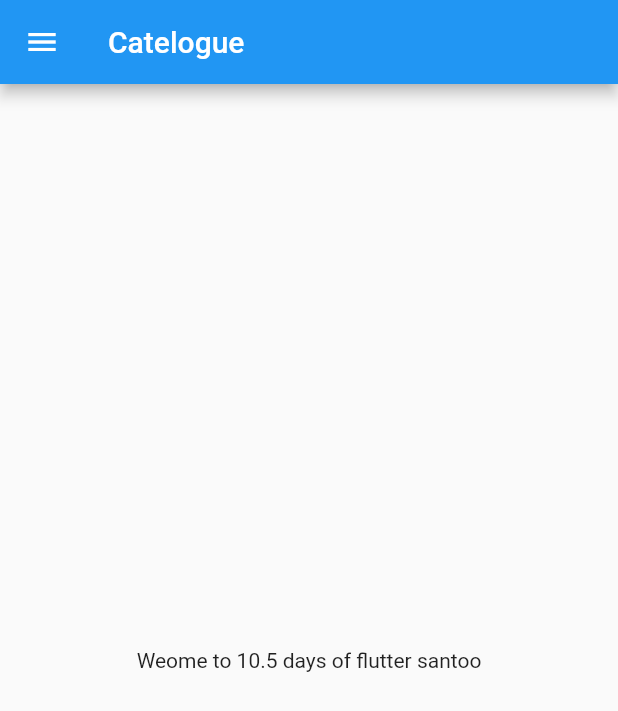
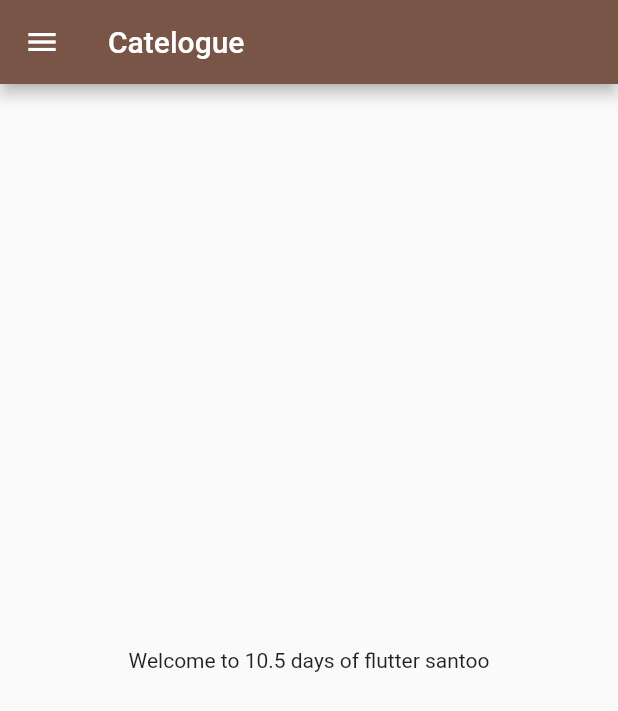
Before and after one commit to santoo-sharma0777/flutter, a Flutter app: the screen it shows after launch, on a phone screen of 412 x 824 dp. Shown: the top 711 px of the screen. Run offline on Flutter 3.47's test engine with Material 2 defaults, Android fonts, the phone set to English and light mode, and no system bars.

Commit message:
Day3 Completed

```diff
--- a/lib/main.dart
+++ b/lib/main.dart
@@ -1,5 +1,6 @@
 import 'package:flutter/material.dart';
-import 'package:flutter_catelogue/home_page.dart';
+import 'package:flutter_catelogue/pages/home_page.dart';
+import 'package:flutter_catelogue/pages/login_page.dart';
 
 void main() {
   runApp(MyApp());
@@ -8,6 +9,19 @@
 class MyApp extends StatelessWidget {
   @override
   Widget build(BuildContext context) {
-    return MaterialApp(home: HomePage());
+    return MaterialApp(
+      //home: HomePage(), //because it is already written in routes
+      themeMode: ThemeMode.light,
+      theme: ThemeData(primarySwatch: Colors.brown),
+      darkTheme: ThemeData(
+        brightness: Brightness.light,
+      ),
+      initialRoute: "/home",
+      routes: {
+        "/": (context) => LoginPage(),
+        "/home": (context) => HomePage(),
+        "/Login": (context) => LoginPage()
+      },
+    );
   }
 }
--- a/lib/home_page.dart
+++ b/lib/pages/home_page.dart
@@ -12,7 +12,7 @@
       ), //for app top bar
       body: Center(
           child:
-              Container(child: Text("Weome to $days days of flutter $name"))),
+              Container(child: Text("Welcome to $days days of flutter $name"))),
       drawer: Drawer(),
     );
   }
```
Also changed, not shown: lib/pages/login_page.dart (added, +16 -0 lines), 1 other file.
